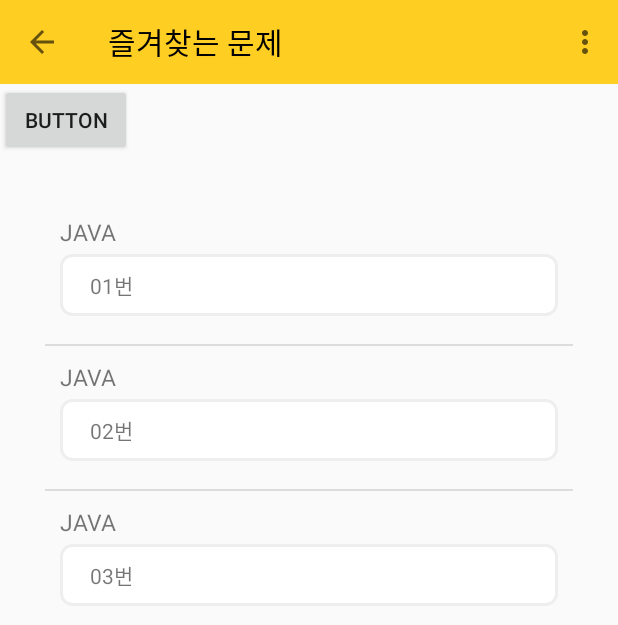
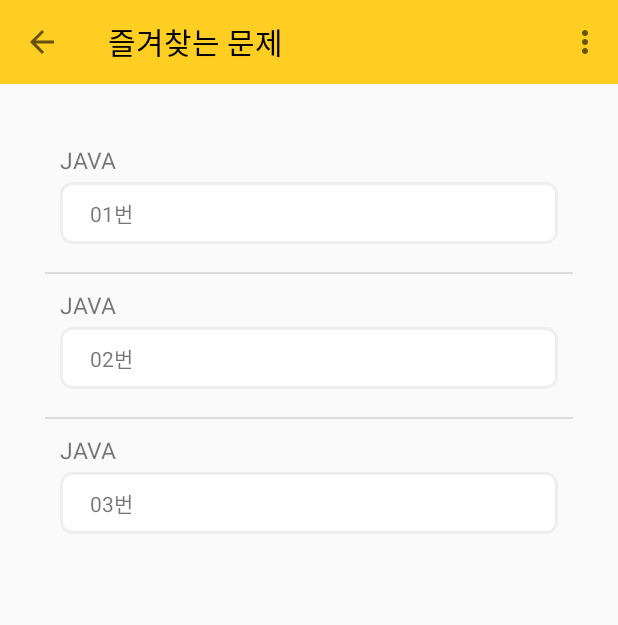
Before and after one commit to kjeon0901/Morning-Coding, an Android app: the FavouritesListActivity screen opened directly, with no data from a screen before it, on a phone screen of 412 x 824 dp. Shown: the top 625 px of the screen. Run offline under Robolectric (Android 15) with nearby library versions, the phone set to English and light mode, and no system bars; 1 statement that could not run was skipped.

Commit message:
so angry..

```diff
--- a/app/src/main/java/com/example/bottomup2020/FavouritesListActivity.java
+++ b/app/src/main/java/com/example/bottomup2020/FavouritesListActivity.java
@@ -19,22 +19,11 @@ import com.example.bottomup2020.List.ListViewAdapter;
 public class FavouritesListActivity extends AppCompatActivity {
     private ListView listview;
     private ListViewAdapter adapter;
-    private Button onBtn;
 
     @Override
     protected void onCreate(Bundle savedInstanceState) {
         super.onCreate(savedInstanceState);
         setContentView(R.layout.activity_favourites_list);
-
-        onBtn= (Button)findViewById(R.id.lock_onBtn);
-        onBtn.setOnClickListener(new View.OnClickListener() {
-            @Override
-            public void onClick(View view) {
-                Intent intent = new Intent(getApplicationContext(), ScreenService.class);
-
-                startService(intent);
-            }
-        });
 
         // Adapter 생성
         adapter = new ListViewAdapter();
@@ -52,8 +41,6 @@ public class FavouritesListActivity extends AppCompatActivity {
             @Override
             public void onItemClick(AdapterView parent, View v, int position, long id) {
                 Intent intent = new Intent(getApplicationContext(), FavouritesActivity.class);
-
-
                 startActivity(intent);
             }
         });
--- a/app/src/main/res/layout/activity_favourites_list.xml
+++ b/app/src/main/res/layout/activity_favourites_list.xml
@@ -10,11 +10,6 @@
         android:layout_width="match_parent"
         android:layout_height="match_parent"
         android:orientation="vertical">
-        <Button
-            android:id="@+id/lock_onBtn"
-            android:layout_width="wrap_content"
-            android:layout_height="wrap_content"
-            android:text="Button"/>
 
         <ListView
             android:id="@+id/listview"
```
